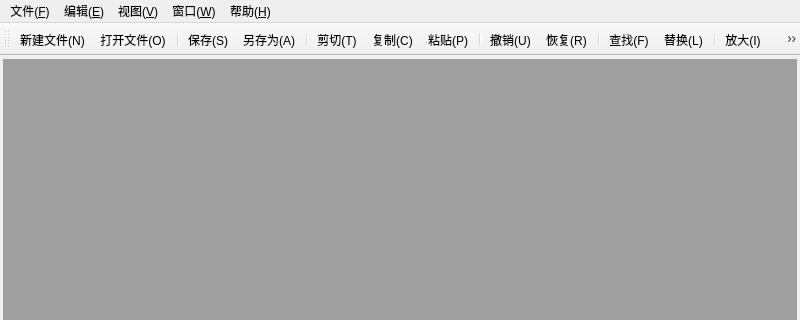
This is mainwindow.ui in miRoox/Multiple-Document-Editor as Qt 5 draws it before an edit; both pictures show x 0 to 800 and y 0 to 320 of the 800 by 600 pixel window. The edited form follows.
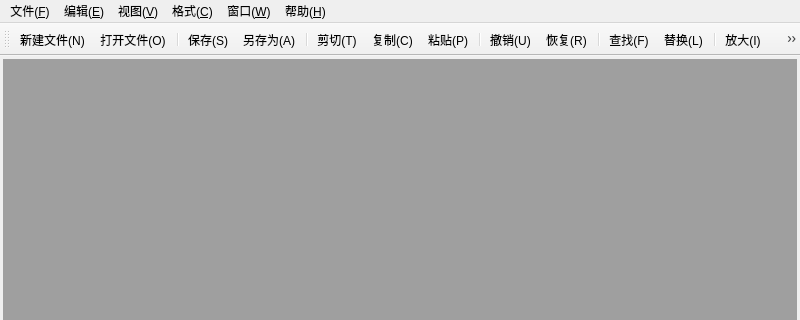
This is the edited form. Icons and pictures are not drawn.

The edit to the form file:
```diff
--- a/mainwindow.ui
+++ b/mainwindow.ui
@@ -115,9 +115,16 @@
     <addaction name="action_ZoomIn"/>
     <addaction name="action_ZoomOut"/>
    </widget>
+   <widget class="QMenu" name="menu_C">
+    <property name="title">
+     <string>格式(&amp;C)</string>
+    </property>
+    <addaction name="action_Bom"/>
+   </widget>
    <addaction name="menu_F"/>
    <addaction name="menu_E"/>
    <addaction name="menu_V"/>
+   <addaction name="menu_C"/>
    <addaction name="menu_W"/>
    <addaction name="menu_H"/>
   </widget>
```
Left out of the diff: 27 changed lines with no effect on the pictures.
